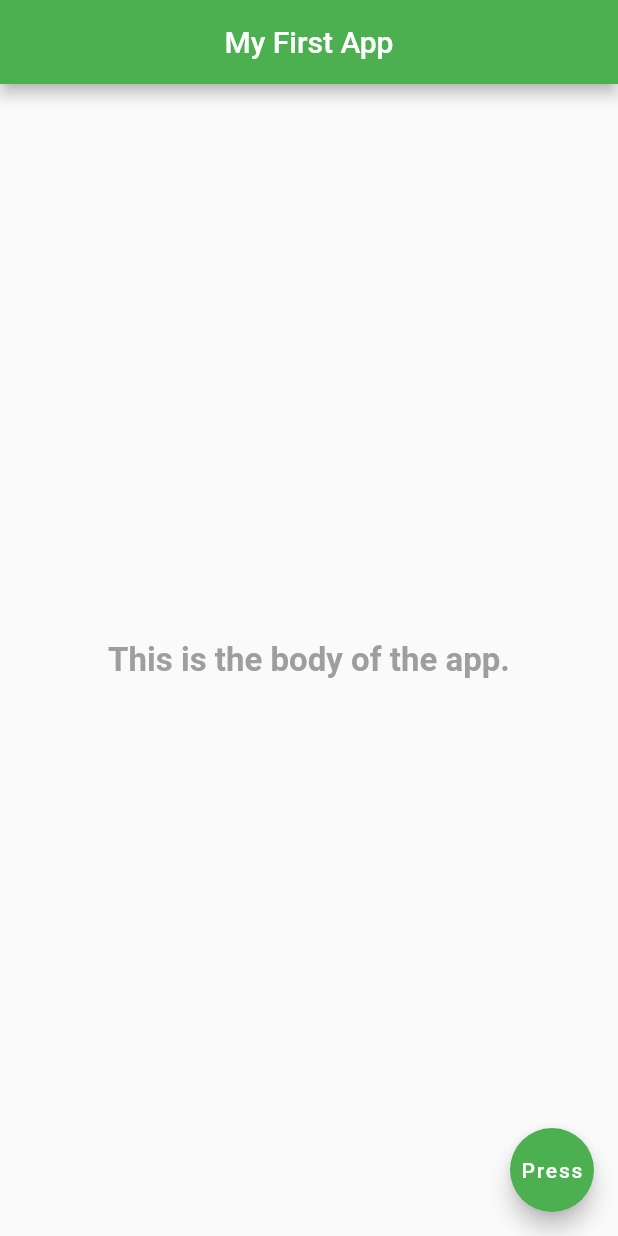
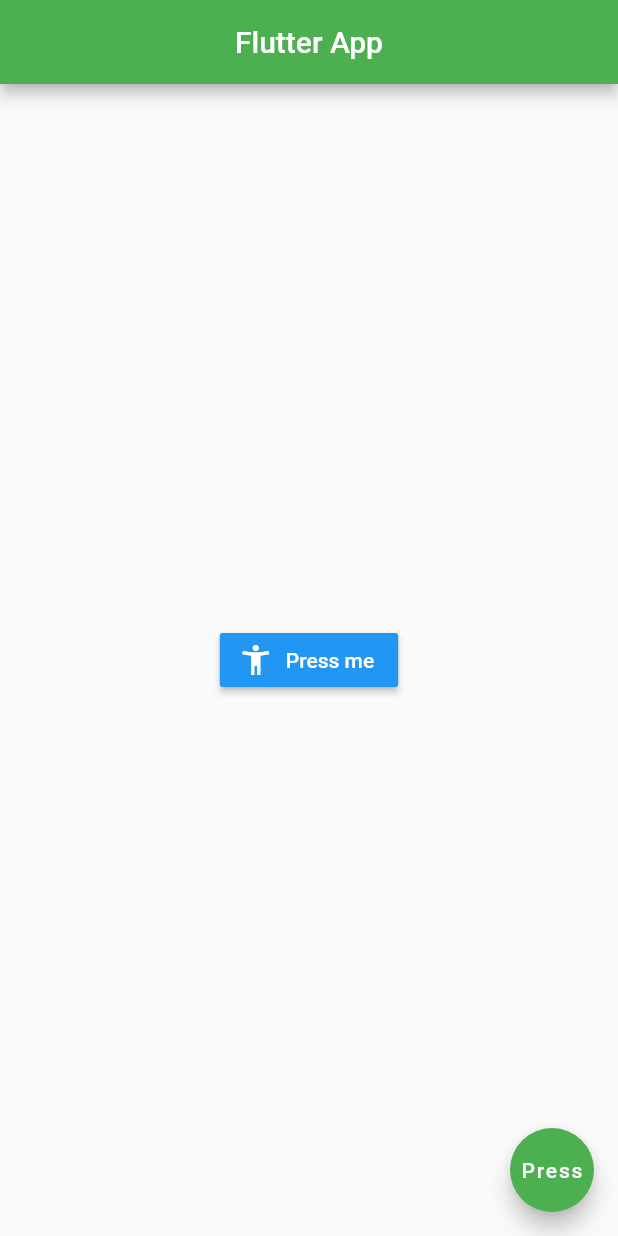
Before and after one commit to nikkilr88/flutter-ninja, a Flutter app: the screen it shows after launch, on a phone screen of 412 x 824 dp. Run offline on Flutter 3.47's test engine with Material 2 defaults, Android fonts, the phone set to English and light mode, and no system bars.

Commit message:
Add button to app body

```diff
--- a/lib/main.dart
+++ b/lib/main.dart
@@ -7,15 +7,22 @@ class Home extends StatelessWidget {
   Widget build(BuildContext context) {
     return Scaffold(
       appBar: AppBar(
-        title: Text('My First App'),
+        title: Text('Flutter App'),
         centerTitle: true,
         backgroundColor: Colors.green,
       ),
       body: Center(
-        child: Text(
-          'This is the body of the app.',
-          style: TextStyle(
-              fontSize: 22, fontWeight: FontWeight.bold, color: Colors.grey),
+        child: RaisedButton.icon(
+          onPressed: () => print('You pressed the button.'),
+          icon: Icon(
+            Icons.accessibility_new,
+            color: Colors.white,
+          ),
+          label: Text(
+            'Press me',
+            style: TextStyle(color: Colors.white),
+          ),
+          color: Colors.blue,
         ),
       ),
       floatingActionButton: FloatingActionButton(
```
